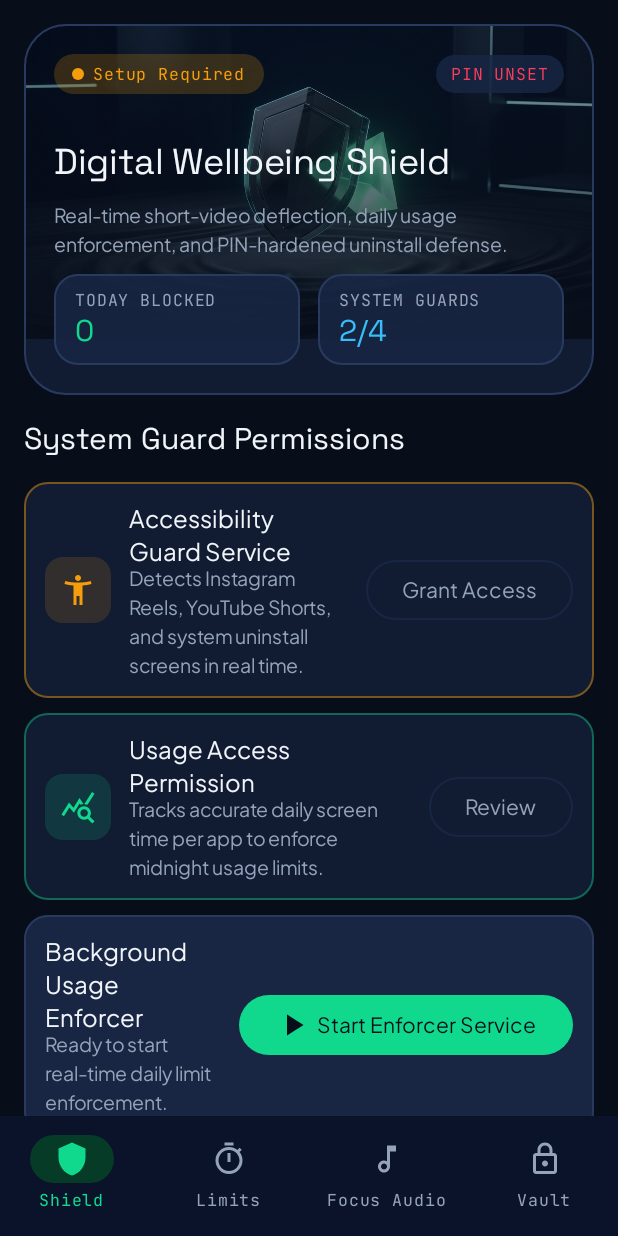
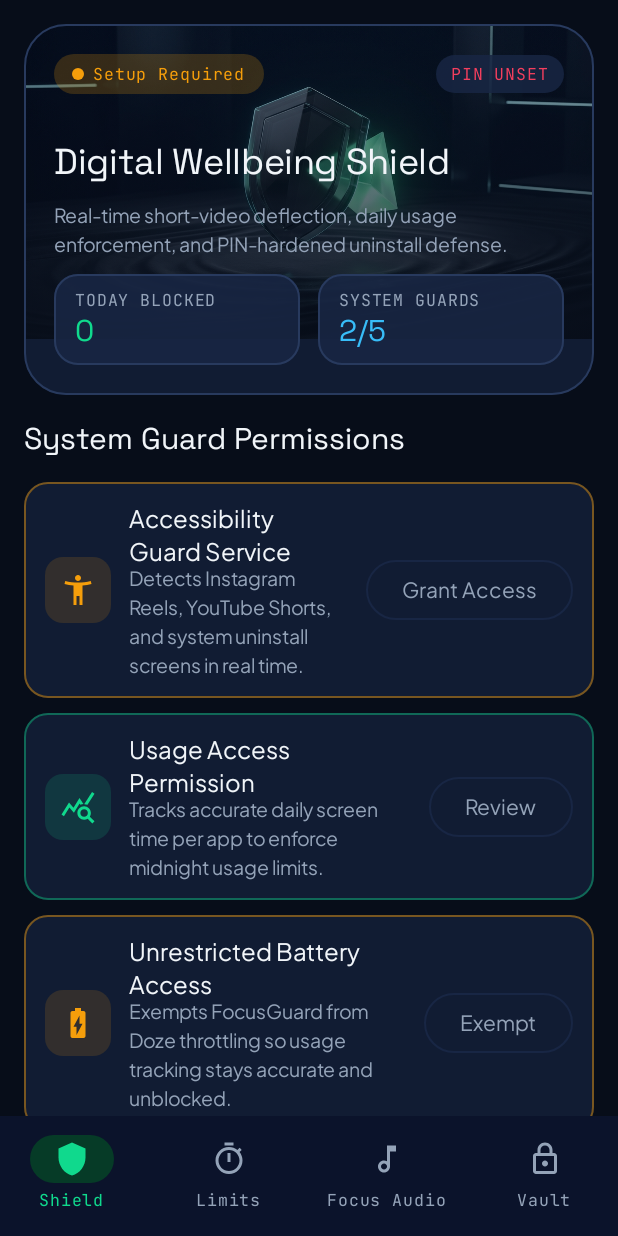
Before and after one commit to surajali1026/appblock, an Android app built with Jetpack Compose: the screen it shows after launch (MainActivity), on a phone screen of 412 x 824 dp. Run offline under Robolectric (Android 15) with nearby library versions, the phone set to English and light mode, and no system bars; our stand-ins replace Room's generated code; 1 statement that could not run was skipped.

Commit message:
feat: add battery optimization exemption
Request battery optimization exemption to prevent Doze mode from throttling the background enforcer service, ensuring consistent usage tracking and blocking.

```diff
--- a/app/src/main/AndroidManifest.xml
+++ b/app/src/main/AndroidManifest.xml
@@ -11,6 +11,7 @@
     <uses-permission android:name="android.permission.POST_NOTIFICATIONS" />
     <uses-permission android:name="android.permission.RECEIVE_BOOT_COMPLETED" />
     <uses-permission android:name="android.permission.REQUEST_DELETE_PACKAGES" />
+    <uses-permission android:name="android.permission.REQUEST_IGNORE_BATTERY_OPTIMIZATIONS" />
 
     <queries>
         <intent>
--- a/app/src/main/java/com/example/MainActivity.kt
+++ b/app/src/main/java/com/example/MainActivity.kt
@@ -73,6 +73,7 @@ import com.example.ui.theme.MutedSlate
 import com.example.ui.theme.ObsidianVoid
 import com.example.ui.viewmodel.FocusGuardViewModel
 import com.example.ui.viewmodel.PinActionPurpose
+import com.example.usage.BatteryOptimizationHelper
 import com.example.usage.UsageStatsHelper
 
 const val ROUTE_DASHBOARD = "dashboard"
@@ -308,6 +309,13 @@ private fun FocusGuardApp(
                                         notificationLauncher.launch(Manifest.permission.POST_NOTIFICATIONS)
                                     }
                                 },
+                                onRequestBatteryOptimization = {
+                                    if (!BatteryOptimizationHelper.requestBatteryOptimizationExemption(context)) {
+                                        context.startActivity(
+                                            BatteryOptimizationHelper.createBatteryOptimizationSettingsIntent()
+                                        )
+                                    }
+                                },
                                 onToggleEnforcerService = { viewModel.toggleEnforcerService() },
                                 onToggleReelsBlocker = { viewModel.setReelsBlocker(it) },
                                 onToggleShortsBlocker = { viewModel.setShortsBlocker(it) },
--- a/app/src/main/java/com/example/ui/screens/DashboardScreen.kt
+++ b/app/src/main/java/com/example/ui/screens/DashboardScreen.kt
@@ -21,6 +21,7 @@ import androidx.compose.foundation.shape.CircleShape
 import androidx.compose.foundation.shape.RoundedCornerShape
 import androidx.compose.material.icons.Icons
 import androidx.compose.material.icons.filled.AccessibilityNew
+import androidx.compose.material.icons.filled.BatteryChargingFull
 import androidx.compose.material.icons.filled.CheckCircle
 import androidx.compose.material.icons.filled.Lock
 import androidx.compose.material.icons.filled.NotificationsActive
@@ -78,6 +79,7 @@ fun DashboardScreen(
     onOpenAccessibilitySettings: () -> Unit,
     onOpenUsageAccessSettings: () -> Unit,
     onRequestNotificationPermission: () -> Unit,
+    onRequestBatteryOptimization: () -> Unit,
     onToggleEnforcerService: () -> Unit,
     onToggleReelsBlocker: (Boolean) -> Unit,
     onToggleShortsBlocker: (Boolean) -> Unit,
@@ -143,6 +145,19 @@ fun DashboardScreen(
                             tag = "grant_notifications_button"
                         )
                     }
+                    PermissionStatusCard(
+                        icon = Icons.Default.BatteryChargingFull,
+                        title = stringResource(R.string.battery_perm_title),
+                        description = stringResource(R.string.battery_perm_desc),
+                        isGranted = health.batteryOptimizationExempt,
+                        actionLabel = if (health.batteryOptimizationExempt) {
+                            stringResource(R.string.btn_battery_exempted)
+                        } else {
+                            stringResource(R.string.btn_exempt_battery)
+                        },
+                        onClick = onRequestBatteryOptimization,
+                        tag = "grant_battery_exemption_button"
+                    )
                     EnforcerServiceCard(
                         isRunning = health.enforcerServiceRunning,
                         usageGranted = health.usageStatsGranted,
@@ -367,7 +382,7 @@ private fun ShieldHeroCard(
                     )
                     MetricPill(
                         label = "SYSTEM GUARDS",
-                        value = "${health.activeCount}/4",
+                        value = "${health.activeCount}/5",
                         accent = ElectricCyan,
                         modifier = Modifier.weight(1f)
                     )
--- a/app/src/main/java/com/example/ui/viewmodel/FocusGuardViewModel.kt
+++ b/app/src/main/java/com/example/ui/viewmodel/FocusGuardViewModel.kt
@@ -22,6 +22,7 @@ import com.example.security.PinSecurityManager
 import com.example.security.PinVerifyResult
 import com.example.security.SecuritySettings
 import com.example.service.UsageEnforcerForegroundService
+import com.example.usage.BatteryOptimizationHelper
 import com.example.usage.InstalledAppInfo
 import com.example.usage.UsageStatsHelper
 import kotlinx.coroutines.CancellationException
@@ -40,6 +41,7 @@ data class PermissionHealthState(
     val accessibilityEnabled: Boolean = false,
     val usageStatsGranted: Boolean = false,
     val notificationsGranted: Boolean = true,
+    val batteryOptimizationExempt: Boolean = false,
     val enforcerServiceRunning: Boolean = false
 ) {
     val activeCount: Int
@@ -47,6 +49,7 @@ data class PermissionHealthState(
             accessibilityEnabled,
             usageStatsGranted,
             notificationsGranted,
+            batteryOptimizationExempt,
             enforcerServiceRunning
         ).count { it }
 }
@@ -157,12 +160,15 @@ class FocusGuardViewModel(application: Application) : AndroidViewModel(applicati
             } else {
                 true
             }
+            val batteryExempt =
+                BatteryOptimizationHelper.isIgnoringBatteryOptimizations(appContext)
             val running = UsageEnforcerForegroundService.isRunning.value
 
             _permissionHealth.value = PermissionHealthState(
                 accessibilityEnabled = accessibility,
                 usageStatsGranted = usageStats,
                 notificationsGranted = notifications,
+                batteryOptimizationExempt = batteryExempt,
                 enforcerServiceRunning = running
             )
 
--- a/app/src/main/res/values/strings.xml
+++ b/app/src/main/res/values/strings.xml
@@ -19,8 +19,12 @@
     <string name="usage_perm_desc">Tracks accurate daily screen time per app to enforce midnight usage limits.</string>
     <string name="notification_perm_title">Enforcer Notifications</string>
     <string name="notification_perm_desc">Keeps the background usage monitor alive and notifies when limits are enforced.</string>
+    <string name="battery_perm_title">Unrestricted Battery Access</string>
+    <string name="battery_perm_desc">Exempts FocusGuard from Doze throttling so usage tracking stays accurate and unblocked.</string>
 
     <string name="btn_grant_access">Grant Access</string>
+    <string name="btn_exempt_battery">Exempt</string>
+    <string name="btn_battery_exempted">Unrestricted</string>
     <string name="btn_enabled">Active</string>
     <string name="btn_start_enforcer">Start Enforcer Service</string>
     <string name="btn_stop_enforcer">Pause Enforcer</string>
```
Also changed, not shown: app/src/main/java/com/example/usage/BatteryOptimizationHelper.kt (added, +76 -0 lines), 3 other files.
